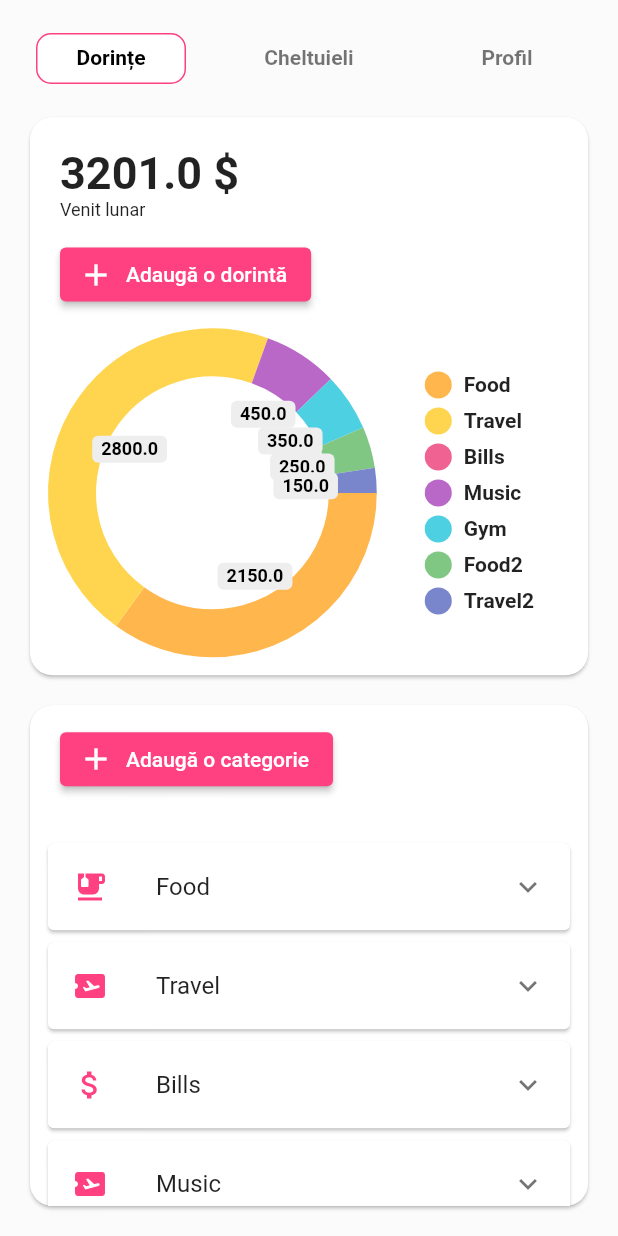
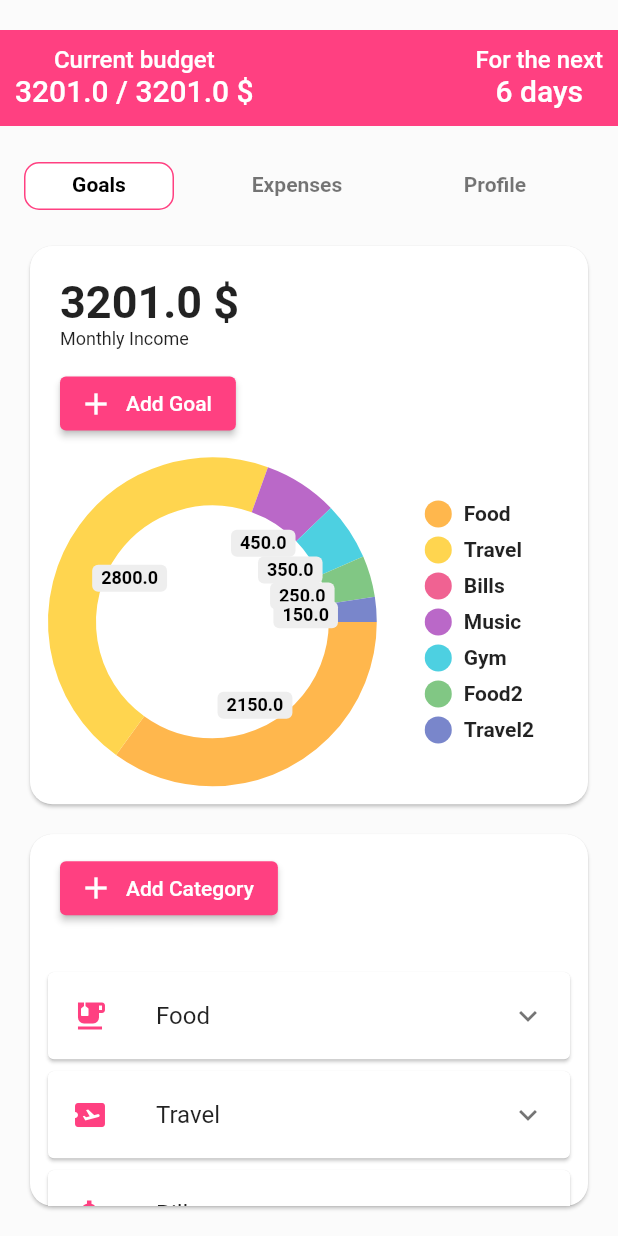
Before and after one commit to cezarmocanu/budgeto, a Flutter app: the screen it shows after launch, on a phone screen of 412 x 824 dp. Run offline on Flutter 3.47's test engine with Material 2 defaults, Android fonts, the phone set to English and light mode, and no system bars; drawn by our look-alikes of pie_chart.

Commit message:
[DaEipUt2] Added app bar with budget indicators

```diff
--- a/lib/change-notifiers/app-model.dart
+++ b/lib/change-notifiers/app-model.dart
@@ -7,7 +7,7 @@ import 'package:flutter/material.dart';
 class AppModel extends ChangeNotifier {
   late List<Category> _categories;
   late List<Goal> _goals;
-  LanguageEnum _intl = LanguageEnum.ro;
+  LanguageEnum _intl = LanguageEnum.en;
   double income = 3201;
 
   AppModel() {
--- a/lib/screens/dashboard.dart
+++ b/lib/screens/dashboard.dart
@@ -6,6 +6,10 @@ import 'package:flutter/material.dart';
 import 'package:provider/provider.dart';
 
 class Dashboard extends StatelessWidget {
+  static const APPBAR_HEIGHT = 64.0;
+  static const TABBAR_HEIGHT = 32.0;
+  static const TABBAR_PADDING = 4.0;
+
   @override
   Widget build(BuildContext context) {
     LanguageEnum intl = Provider.of<AppModel>(context, listen: true).intl;
@@ -66,19 +70,62 @@ class Dashboard extends StatelessWidget {
       )
     ];
 
-    return DefaultTabController(
+    return Consumer<AppModel>(
+      builder: (context, app, child) => DefaultTabController(
         length: _tabs.length,
         child: Scaffold(
           appBar: AppBar(
             elevation: 0,
-          toolbarHeight: 58,
+            toolbarHeight: TABBAR_HEIGHT + 2 * TABBAR_PADDING + APPBAR_HEIGHT,
+            // centerTitle: false,
             backgroundColor: Colors.white10,
+            title: Container(
+              alignment: Alignment.centerLeft,
+              child: Padding(
+                padding: EdgeInsets.all(10),
+                child: Row(
+                  mainAxisAlignment: MainAxisAlignment.spaceBetween,
+                  children: [
+                    Column(
+                      children: [
+                        Text(
+                          "Current budget",
+                          style: TextStyle(
+                            fontSize: 16,
+                          ),
+                        ),
+                        Text("${app.income} / ${app.income} \$"),
+                      ],
+                    ),
+                    Column(
+                      children: [
+                        Text(
+                          "For the next",
+                          style: TextStyle(
+                            fontSize: 16,
+                          ),
+                        ),
+                        Text("6 days"),
+                      ],
+                    )
+                  ],
+                ),
+              ),
+              color: Colors.pinkAccent,
+              width: double.infinity,
+              height: APPBAR_HEIGHT,
+            ),
+            titleSpacing: 0,
             bottom: PreferredSize(
-            preferredSize: Size(0, 0),
+              preferredSize:
+                  Size(double.infinity, TABBAR_HEIGHT + 2 * TABBAR_PADDING),
               child: Container(
-              height: 38,
+                // color: Colors.whi,
+                height: TABBAR_HEIGHT + 2 * TABBAR_PADDING,
+                width: double.infinity,
                 child: Padding(
-                padding: EdgeInsets.all(2),
+                  padding: EdgeInsets.only(
+                      top: TABBAR_PADDING, bottom: TABBAR_PADDING),
                   child: TabBar(
                     isScrollable: true,
                     indicatorPadding: EdgeInsets.zero,
@@ -95,11 +142,14 @@ class Dashboard extends StatelessWidget {
               ),
             ),
           ),
-        body: TabBarView(children: [
+          body: TabBarView(
+            children: [
               GoalsTab(),
               Text("Welcome to expenses page"),
               ProfileTab(),
-        ]),
+            ],
+          ),
+        ),
       ),
     );
   }
```
Lines whose indentation alone changed are shown as unchanged.
